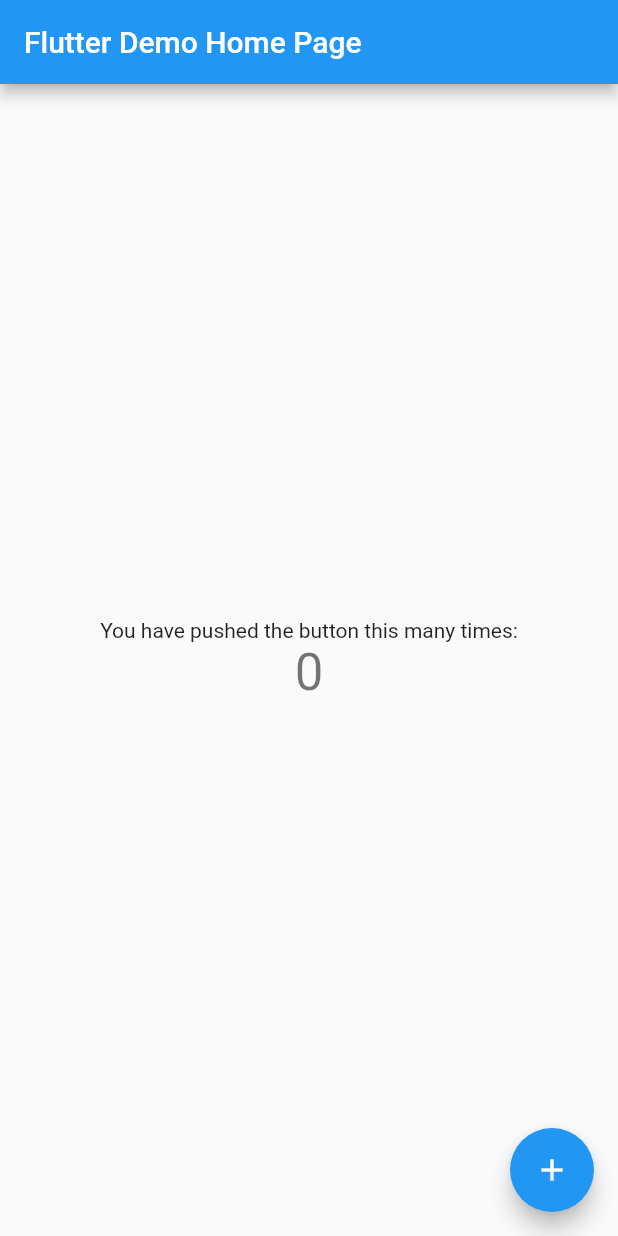
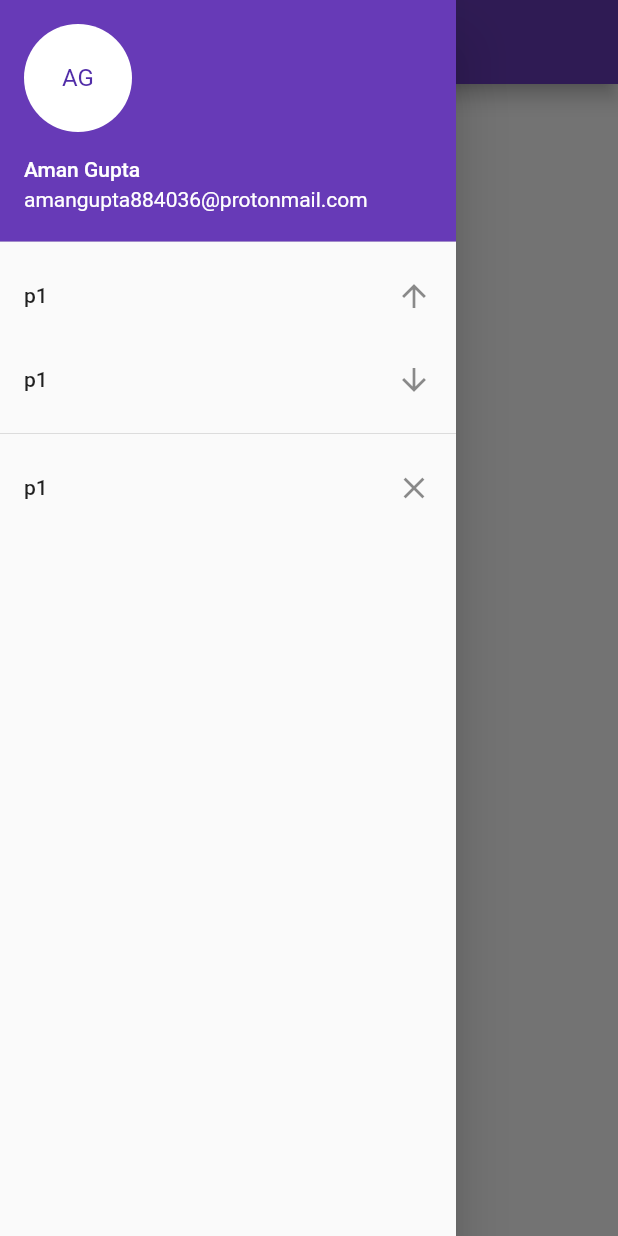
Before and after one commit to Aman9026/Drawer-Example, a Flutter app: the screen it shows after launch, with the side drawer open (before the commit the screen has no drawer), on a phone screen of 412 x 824 dp. Run offline on Flutter 3.47's test engine with Material 2 defaults, Android fonts, the phone set to English and light mode, and no system bars.

Commit message:
created the basic structure

```diff
--- a/lib/main.dart
+++ b/lib/main.dart
@@ -1,117 +1,72 @@
+import 'package:flutter/foundation.dart';
 import 'package:flutter/material.dart';
 
-void main() {
-  runApp(MyApp());
-}
+void main() => runApp(new MyApp());
 
 class MyApp extends StatelessWidget {
-  // This widget is the root of your application.
   @override
   Widget build(BuildContext context) {
     return MaterialApp(
-      title: 'Flutter Demo',
-      theme: ThemeData(
-        // This is the theme of your application.
-        //
-        // Try running your application with "flutter run". You'll see the
-        // application has a blue toolbar. Then, without quitting the app, try
-        // changing the primarySwatch below to Colors.green and then invoke
-        // "hot reload" (press "r" in the console where you ran "flutter run",
-        // or simply save your changes to "hot reload" in a Flutter IDE).
-        // Notice that the counter didn't reset back to zero; the application
-        // is not restarted.
-        primarySwatch: Colors.blue,
-        // This makes the visual density adapt to the platform that you run
-        // the app on. For desktop platforms, the controls will be smaller and
-        // closer together (more dense) than on mobile platforms.
-        visualDensity: VisualDensity.adaptivePlatformDensity,
-      ),
-      home: MyHomePage(title: 'Flutter Demo Home Page'),
+      debugShowCheckedModeBanner: false,
+      theme: new ThemeData(
+          primarySwatch: Colors.deepPurple,
+          primaryColor: defaultTargetPlatform == TargetPlatform.iOS
+              ? Colors.grey[50]
+              : null),
+      home: new HomePage(),
     );
   }
 }
 
-class MyHomePage extends StatefulWidget {
-  MyHomePage({Key key, this.title}) : super(key: key);
-
-  // This widget is the home page of your application. It is stateful, meaning
-  // that it has a State object (defined below) that contains fields that affect
-  // how it looks.
-
-  // This class is the configuration for the state. It holds the values (in this
-  // case the title) provided by the parent (in this case the App widget) and
-  // used by the build method of the State. Fields in a Widget subclass are
-  // always marked "final".
-
-  final String title;
-
+class HomePage extends StatefulWidget {
   @override
-  _MyHomePageState createState() => _MyHomePageState();
+  _HomePageState createState() => _HomePageState();
 }
 
-class _MyHomePageState extends State<MyHomePage> {
-  int _counter = 0;
-
-  void _incrementCounter() {
-    setState(() {
-      // This call to setState tells the Flutter framework that something has
-      // changed in this State, which causes it to rerun the build method below
-      // so that the display can reflect the updated values. If we changed
-      // _counter without calling setState(), then the build method would not be
-      // called again, and so nothing would appear to happen.
-      _counter++;
-    });
-  }
-
+class _HomePageState extends State<HomePage> {
   @override
   Widget build(BuildContext context) {
-    // This method is rerun every time setState is called, for instance as done
-    // by the _incrementCounter method above.
-    //
-    // The Flutter framework has been optimized to make rerunning build methods
-    // fast, so that you can just rebuild anything that needs updating rather
-    // than having to individually change instances of widgets.
     return Scaffold(
-      appBar: AppBar(
-        // Here we take the value from the MyHomePage object that was created by
-        // the App.build method, and use it to set our appbar title.
-        title: Text(widget.title),
+      appBar: new AppBar(
+        title: new Text("Drawer Demo"),
+        elevation: defaultTargetPlatform == TargetPlatform.android ? 5.0 : 0.0,
       ),
-      body: Center(
-        // Center is a layout widget. It takes a single child and positions it
-        // in the middle of the parent.
-        child: Column(
-          // Column is also a layout widget. It takes a list of children and
-          // arranges them vertically. By default, it sizes itself to fit its
-          // children horizontally, and tries to be as tall as its parent.
-          //
-          // Invoke "debug painting" (press "p" in the console, choose the
-          // "Toggle Debug Paint" action from the Flutter Inspector in Android
-          // Studio, or the "Toggle Debug Paint" command in Visual Studio Code)
-          // to see the wireframe for each widget.
-          //
-          // Column has various properties to control how it sizes itself and
-          // how it positions its children. Here we use mainAxisAlignment to
-          // center the children vertically; the main axis here is the vertical
-          // axis because Columns are vertical (the cross axis would be
-          // horizontal).
-          mainAxisAlignment: MainAxisAlignment.center,
+      drawer: new Drawer(
+        child: new ListView(
           children: <Widget>[
-            Text(
-              'You have pushed the button this many times:',
+            new UserAccountsDrawerHeader(
+              accountName: new Text("Aman Gupta"),
+              accountEmail: new Text("amangupta884036@protonmail.com"),
+              currentAccountPicture: new CircleAvatar(
+                backgroundColor:
+                    Theme.of(context).platform == TargetPlatform.iOS
+                        ? Colors.deepPurple
+                        : Colors.white,
+                child: new Text("AG"),
+              ),
             ),
-            Text(
-              '$_counter',
-              style: Theme.of(context).textTheme.headline4,
+            new ListTile(
+              title: new Text("p1"),
+              trailing: new Icon(Icons.arrow_upward),
+            ),
+            new ListTile(
+              title: new Text("p1"),
+              trailing: new Icon(Icons.arrow_downward),
+            ),
+            new Divider(),
+            new ListTile(
+              title: new Text("p1"),
+              trailing: new Icon(Icons.close),
+              onTap: () => Navigator.of(context).pop(),
             ),
           ],
         ),
       ),
-      floatingActionButton: FloatingActionButton(
-        onPressed: _incrementCounter,
-        tooltip: 'Increment',
-        child: Icon(Icons.add),
-      ), // This trailing comma makes auto-formatting nicer for build methods.
+      body: new Container(
+        child: new Center(
+          child: new Text("HomePage"),
+        ),
+      ),
     );
   }
 }
```
